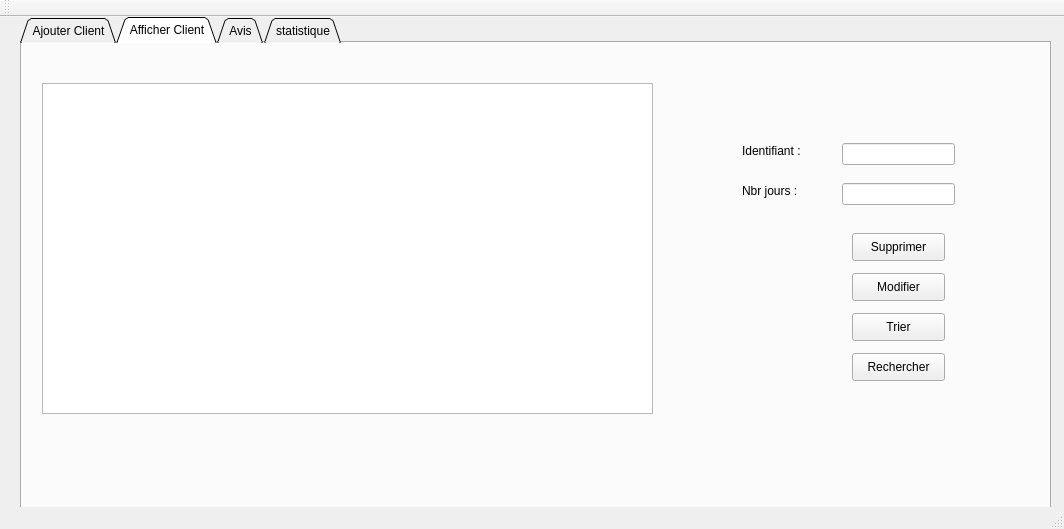
Before: the Qt Designer form CRUD/mainwindow.ui in ihebkh/smart_station_2A14, drawn with Qt 5.
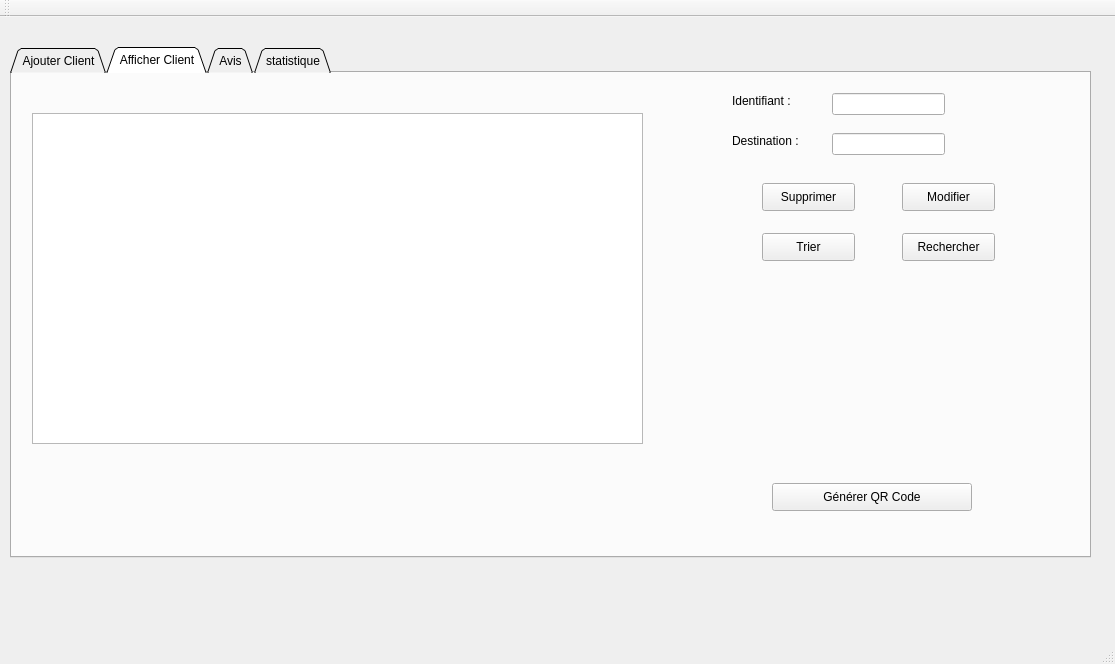
After: the same form once the commit is applied. The open tabs and pages were chosen to show the change.

```diff
--- a/CRUD/mainwindow.ui
+++ b/CRUD/mainwindow.ui
@@ -6,8 +6,8 @@
    <rect>
     <x>0</x>
     <y>0</y>
-    <width>1064</width>
-    <height>529</height>
+    <width>1115</width>
+    <height>664</height>
    </rect>
   </property>
   <property name="windowTitle">
@@ -17,10 +17,10 @@
    <widget class="QTabWidget" name="tabWidget">
     <property name="geometry">
      <rect>
-      <x>20</x>
-      <y>0</y>
-      <width>1031</width>
-      <height>501</height>
+      <x>10</x>
+      <y>30</y>
+      <width>1081</width>
+      <height>511</height>
      </rect>
     </property>
     <property name="tabShape">
@@ -249,7 +249,7 @@
       <property name="geometry">
        <rect>
         <x>720</x>
-        <y>100</y>
+        <y>20</y>
         <width>81</width>
         <height>16</height>
        </rect>
@@ -262,7 +262,7 @@
       <property name="geometry">
        <rect>
         <x>820</x>
-        <y>100</y>
+        <y>20</y>
         <width>113</width>
         <height>22</height>
        </rect>
@@ -271,8 +271,8 @@
      <widget class="QPushButton" name="id_supp">
       <property name="geometry">
        <rect>
-        <x>830</x>
-        <y>190</y>
+        <x>750</x>
+        <y>110</y>
         <width>93</width>
         <height>28</height>
        </rect>
@@ -284,8 +284,8 @@
      <widget class="QPushButton" name="nbrjours_modifier">
       <property name="geometry">
        <rect>
-        <x>830</x>
-        <y>230</y>
+        <x>890</x>
+        <y>110</y>
         <width>93</width>
         <height>28</height>
        </rect>
@@ -297,8 +297,8 @@
      <widget class="QPushButton" name="trier_button">
       <property name="geometry">
        <rect>
-        <x>830</x>
-        <y>270</y>
+        <x>750</x>
+        <y>160</y>
         <width>93</width>
         <height>28</height>
        </rect>
@@ -310,8 +310,8 @@
      <widget class="QPushButton" name="rechercher_button">
       <property name="geometry">
        <rect>
-        <x>830</x>
-        <y>310</y>
+        <x>890</x>
+        <y>160</y>
         <width>93</width>
         <height>28</height>
        </rect>
@@ -324,25 +324,75 @@
       <property name="geometry">
        <rect>
         <x>720</x>
-        <y>140</y>
+        <y>60</y>
         <width>81</width>
         <height>16</height>
        </rect>
       </property>
       <property name="text">
-       <string>Nbr jours :</string>
+       <string>Destination :</string>
       </property>
      </widget>
      <widget class="QLineEdit" name="NBRJOURS2">
       <property name="geometry">
        <rect>
         <x>820</x>
-        <y>140</y>
+        <y>60</y>
         <width>113</width>
         <height>22</height>
        </rect>
       </property>
      </widget>
+     <widget class="QPushButton" name="qrcodegen">
+      <property name="geometry">
+       <rect>
+        <x>760</x>
+        <y>410</y>
+        <width>200</width>
+        <height>28</height>
+       </rect>
+      </property>
+      <property name="styleSheet">
+       <string notr="true"/>
+      </property>
+      <property name="text">
+       <string>Générer QR Code</string>
+      </property>
+     </widget>
+     <widget class="QLabel" name="qrcodecommande">
+      <property name="enabled">
+       <bool>true</bool>
+      </property>
+      <property name="geometry">
+       <rect>
+        <x>760</x>
+        <y>210</y>
+        <width>200</width>
+        <height>200</height>
+       </rect>
+      </property>
+      <property name="sizePolicy">
+       <sizepolicy hsizetype="Fixed" vsizetype="Fixed">
+        <horstretch>0</horstretch>
+        <verstretch>0</verstretch>
+       </sizepolicy>
+      </property>
+      <property name="minimumSize">
+       <size>
+        <width>200</width>
+        <height>200</height>
+       </size>
+      </property>
+      <property name="maximumSize">
+       <size>
+        <width>200</width>
+        <height>200</height>
+       </size>
+      </property>
+      <property name="text">
+       <string/>
+      </property>
+     </widget>
     </widget>
     <widget class="QWidget" name="tab_3">
      <attribute name="title">
```
Left out of the diff: 81 changed lines with no effect on the pictures.
